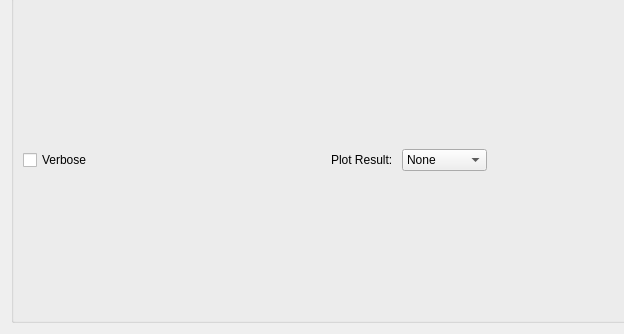
Old version of the form Code/Mantid/MantidQt/CustomInterfaces/inc/MantidQtCustomInterfaces/Quasi.ui in the repository mantidproject/mantid; both pictures show x 0 to 624 and y 220 to 554 of the 838 by 554 pixel window.
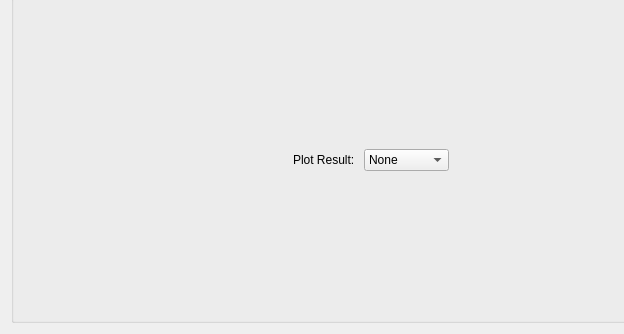
New version of the form. Custom widgets are drawn as their Qt base class.

Commit message:
Remove Verbose options from UI
Refs #10850

```diff
--- a/Code/Mantid/MantidQt/CustomInterfaces/inc/MantidQtCustomInterfaces/Quasi.ui
+++ b/Code/Mantid/MantidQt/CustomInterfaces/inc/MantidQtCustomInterfaces/Quasi.ui
@@ -278,16 +278,6 @@
         <string>Output Options</string>
        </property>
        <layout class="QHBoxLayout" name="horizontalLayout_2">
-        <item>
-         <widget class="QCheckBox" name="chkVerbose">
-          <property name="enabled">
-           <bool>true</bool>
-          </property>
-          <property name="text">
-           <string>Verbose</string>
-          </property>
-         </widget>
-        </item>
         <item>
          <spacer name="horizontalSpacer_17">
           <property name="orientation">
```
The commit also changes 25 other files.
